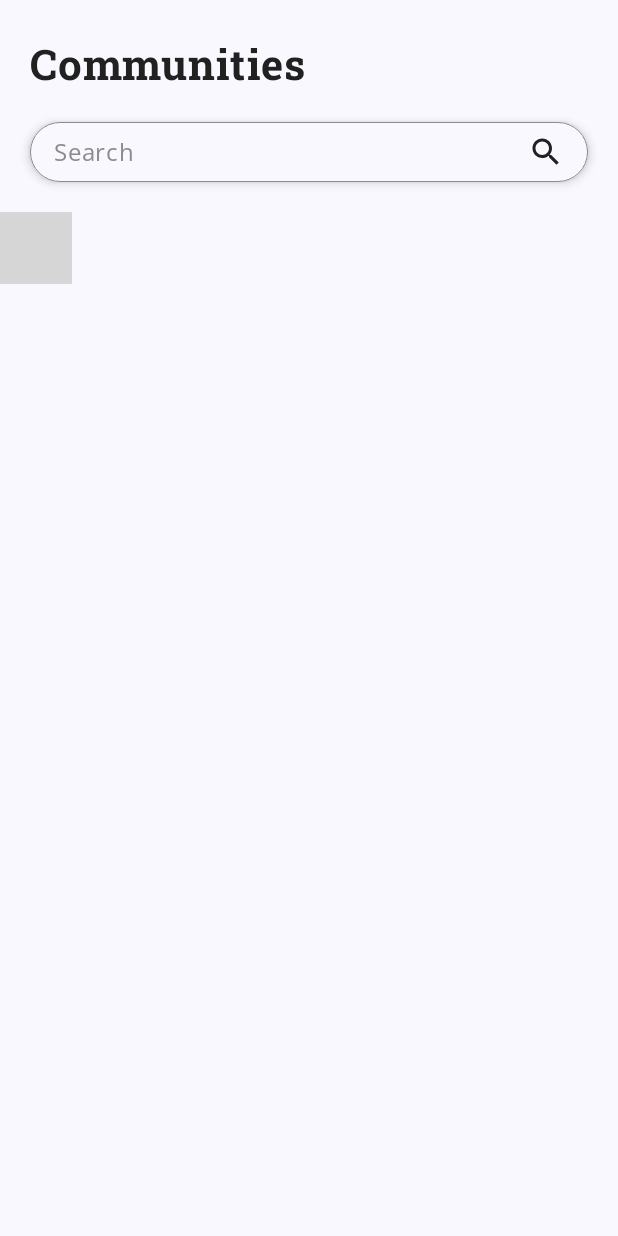
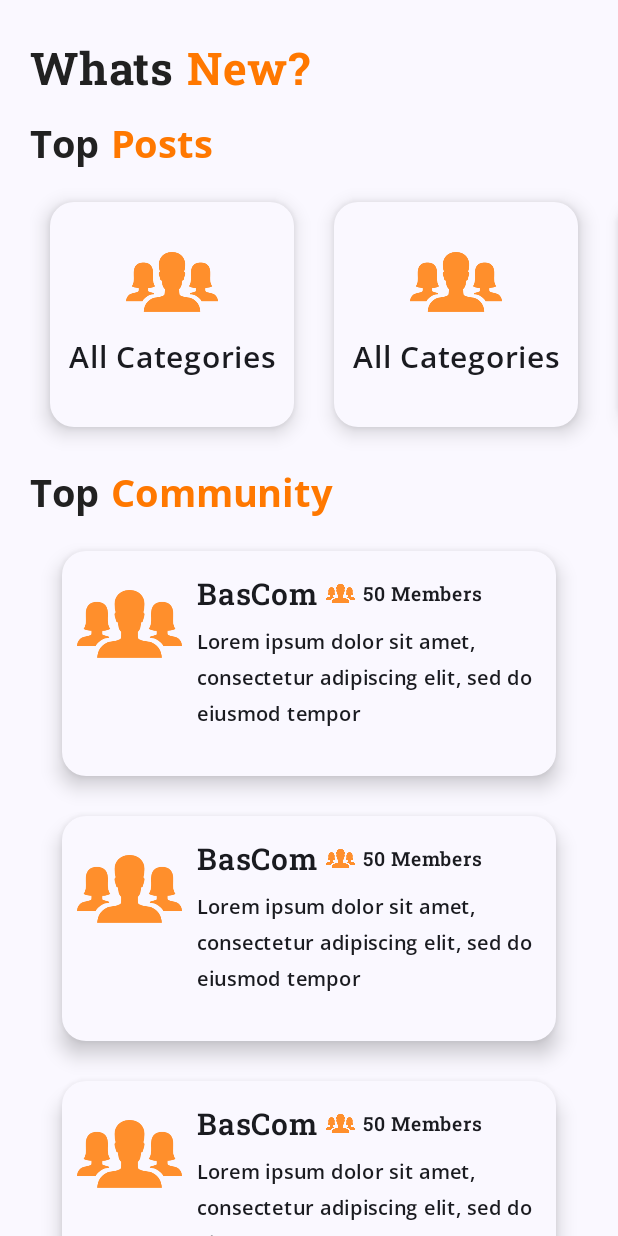
Before and after one commit to shypotatosage/Talknity, an Android app built with Jetpack Compose: the screen it shows after launch (CommunityCategoriesActivity before the commit, HomeActivity after it), on a phone screen of 412 x 824 dp. Run offline under Robolectric (Android 15) with nearby library versions, the phone set to English and light mode, and no system bars; our stand-ins replace accompanist; grey boxes are pictures that could not be loaded.

Commit message:
Home Page
 Belum Post Card Recycle

```diff
--- a/app/src/main/AndroidManifest.xml
+++ b/app/src/main/AndroidManifest.xml
@@ -14,18 +14,26 @@
         tools:targetApi="31">
         <activity
             android:name=".view.CommunityCategoriesActivity"
-            android:exported="true"
+            android:exported="false"
             android:label="@string/title_activity_community_categories"
             android:theme="@style/Theme.Talknity">
+            <meta-data
+                android:name="android.app.lib_name"
+                android:value="" />
+        </activity>
+        <activity
+            android:name=".view.HomeActivity"
+            android:exported="true"
+            android:label="Home Activity"
+            android:theme="@style/Theme.Talknity">
+            <meta-data
+                android:name="android.app.lib_name"
+                android:value="" />
             <intent-filter>
                 <action android:name="android.intent.action.MAIN" />
 
                 <category android:name="android.intent.category.LAUNCHER" />
             </intent-filter>
-
-            <meta-data
-                android:name="android.app.lib_name"
-                android:value="" />
         </activity>
         <activity
             android:name=".view.IndividualPostActivity"
@@ -53,11 +61,6 @@
             <meta-data
                 android:name="android.app.lib_name"
                 android:value="" />
-            <intent-filter>
-                <action android:name="android.intent.action.MAIN" />
-
-                <category android:name="android.intent.category.LAUNCHER" />
-            </intent-filter>
         </activity>
         <activity
             android:name=".view.CreatePostActivity"
--- a/app/src/main/java/com/imtuc/talknity/components/Cards.kt
+++ b/app/src/main/java/com/imtuc/talknity/components/Cards.kt
@@ -26,7 +26,7 @@
         shadowElevation = 8.dp,
         modifier = Modifier
             .wrapContentSize(align = Alignment.Center)
-            .padding(0.dp, 16.dp)
+            .padding(13.dp, 0.dp)
     ) {
         Column(
             horizontalAlignment = Alignment.CenterHorizontally,
@@ -61,13 +61,13 @@
         shadowElevation = 8.dp,
         modifier = Modifier
             .wrapContentSize(align = Alignment.Center)
-            .padding(0.dp, 16.dp)
+            .padding(0.dp, 13.dp)
     ) {
         Row(
             modifier = Modifier
                 .fillMaxWidth(0.8f)
                 .height(150.dp)
-            .padding(10.dp,13.dp),
+                .padding(10.dp, 13.dp),
             verticalAlignment = Alignment.Top,
             horizontalArrangement = Arrangement.Start
         ) {
@@ -87,16 +87,16 @@
             Column(
                 horizontalAlignment = Alignment.Start,
                 modifier = Modifier
-                    .padding(10.dp, 0.dp,0.dp,0.dp)
+                    .padding(10.dp, 0.dp, 0.dp, 0.dp)
                     .fillMaxSize(),
                 verticalArrangement = Arrangement.Top,
             ) {
                 Row(
                     modifier = Modifier
                         .fillMaxWidth(),
-                    horizontalArrangement = Arrangement.SpaceAround,
-                verticalAlignment = Alignment.CenterVertically
-                ){
+                    horizontalArrangement = Arrangement.Start,
+                    verticalAlignment = Alignment.CenterVertically
+                ) {
                     Text(
                         text = "BasCom",
                         textAlign = TextAlign.Start,
@@ -108,20 +108,22 @@
                         contentDescription = "Back",
                         modifier = Modifier
                             .size(30.dp)
+                            .padding(5.dp,0.dp)
                     )
                     Text(
                         text = "50 Members",
                         textAlign = TextAlign.Start,
-                        fontSize = 16.sp,
+                        fontSize = 13.sp,
                         fontFamily = FontFamily(Font(R.font.robotoslab_semibold)),
                     )
                 }
                 Text(
-                    text = "Lorem ipsum dolor sit amet, consectetur adipiscing elit, sed do eiusmod tempor incididunt ut",
+                    text = "Lorem ipsum dolor sit amet, consectetur adipiscing elit, sed do eiusmod tempor",
                     modifier = Modifier
+                        .padding(0.dp, 5.dp)
                         .fillMaxHeight(),
                     textAlign = TextAlign.Start,
-                    fontSize = 15.sp,
+                    fontSize = 13.sp,
                     fontFamily = FontFamily(Font(R.font.opensans_semibold)),
                 )
             }
--- /dev/null
+++ b/app/src/main/java/com/imtuc/talknity/view/HomeActivity.kt
@@ -0,0 +1,161 @@
+@file:OptIn(ExperimentalFoundationApi::class)
+
+package com.imtuc.talknity.view
+
+import android.content.Intent
+import android.os.Bundle
+import androidx.activity.ComponentActivity
+import androidx.activity.compose.setContent
+import androidx.compose.foundation.ExperimentalFoundationApi
+import androidx.compose.foundation.layout.*
+import androidx.compose.foundation.lazy.GridCells
+import androidx.compose.foundation.lazy.LazyColumn
+import androidx.compose.foundation.lazy.LazyRow
+import androidx.compose.foundation.lazy.LazyVerticalGrid
+import androidx.compose.foundation.rememberScrollState
+import androidx.compose.foundation.verticalScroll
+import androidx.compose.material.Button
+import androidx.compose.material.ButtonDefaults
+import androidx.compose.material3.MaterialTheme
+import androidx.compose.material3.Surface
+import androidx.compose.material3.Text
+import androidx.compose.runtime.Composable
+import androidx.compose.ui.Alignment
+import androidx.compose.ui.Modifier
+import androidx.compose.ui.draw.paint
+import androidx.compose.ui.graphics.Color
+import androidx.compose.ui.layout.ContentScale
+import androidx.compose.ui.platform.LocalContext
+import androidx.compose.ui.res.painterResource
+import androidx.compose.ui.text.font.Font
+import androidx.compose.ui.text.font.FontFamily
+import androidx.compose.ui.tooling.preview.Preview
+import androidx.compose.ui.unit.dp
+import androidx.compose.ui.unit.sp
+import com.google.accompanist.insets.ProvideWindowInsets
+import com.google.accompanist.insets.navigationBarsWithImePadding
+import com.google.accompanist.insets.statusBarsPadding
+import com.imtuc.talknity.R
+import com.imtuc.talknity.components.CommunityCategoryCard
+import com.imtuc.talknity.components.IndividualCommunity
+import com.imtuc.talknity.view.ui.theme.Orange500
+import com.imtuc.talknity.view.ui.theme.SoftBlack
+import com.imtuc.talknity.view.ui.theme.TalknityTheme
+
+class HomeActivity : ComponentActivity() {
+    override fun onCreate(savedInstanceState: Bundle?) {
+        super.onCreate(savedInstanceState)
+        setContent {
+            TalknityTheme {
+                // A surface container using the 'background' color from the theme
+                Surface(
+                    modifier = Modifier.fillMaxSize(),
+                    color = MaterialTheme.colorScheme.background
+                ) {
+                    HomeScreen()
+                }
+            }
+        }
+    }
+
+}
+
+@Composable
+fun HomeScreen() {
+    val context = LocalContext.current
+    ProvideWindowInsets(windowInsetsAnimationsEnabled = true) {
+        Column(
+            modifier = Modifier
+                .fillMaxSize()
+                .statusBarsPadding()
+                .navigationBarsWithImePadding(),
+            horizontalAlignment = Alignment.CenterHorizontally,
+            verticalArrangement = Arrangement.Top
+        ) {
+            Row(
+                modifier = Modifier
+                    .padding(20.dp,25.dp,0.dp,0.dp)
+                    .fillMaxWidth(),
+                horizontalArrangement = Arrangement.Start
+            ) {
+                Text(
+                    text = "Whats",
+                    fontFamily = FontFamily(Font(R.font.robotoslab_bold)),
+                    fontSize = 30.sp,
+                    color = SoftBlack
+                )
+                Text(
+                    text = " New?",
+                    fontFamily = FontFamily(Font(R.font.robotoslab_bold)),
+                    fontSize = 30.sp,
+                    color = Orange500
+                )
+            }
+            Row(
+                modifier = Modifier
+                    .padding(20.dp, 13.dp, 0.dp, 8.dp)
+                    .fillMaxWidth(),
+                horizontalArrangement = Arrangement.Start
+            ) {
+                Text(
+                    text = "Top",
+                    fontFamily = FontFamily(Font(R.font.opensans_bold)),
+                    fontSize = 25.sp,
+                    color = SoftBlack
+                )
+                Text(
+                    text = " Posts",
+                    fontFamily = FontFamily(Font(R.font.opensans_bold)),
+                    fontSize = 25.sp,
+                    color = Orange500
+                )
+            }
+            LazyRow(
+                modifier = Modifier
+                    .padding(20.dp, 13.dp, 0.dp, 13.dp),
+                content = {
+                    items(10) {
+                        CommunityCategoryCard()
+                    }
+                }
+            )
+            Row(
+                modifier = Modifier
+                    .padding(20.dp, 13.dp, 0.dp, 8.dp)
+                    .fillMaxWidth(),
+                horizontalArrangement = Arrangement.Start
+            ) {
+                Text(
+                    text = "Top",
+                    fontFamily = FontFamily(Font(R.font.opensans_bold)),
+                    fontSize = 25.sp,
+                    color = SoftBlack
+                )
+                Text(
+                    text = " Community",
+                    fontFamily = FontFamily(Font(R.font.opensans_bold)),
+                    fontSize = 25.sp,
+                    color = Orange500
+                )
+            }
+            LazyColumn(
+                verticalArrangement = Arrangement.Center,
+                horizontalAlignment = Alignment.CenterHorizontally,
+                content = {
+                    items(10) {
+                        IndividualCommunity()
+                    }
+                }
+            )
+        }
+
+    }
+}
+
+@Preview(showBackground = true)
+@Composable
+fun HomePreview() {
+    TalknityTheme {
+        HomeScreen()
+    }
+}
--- a/app/src/main/java/com/imtuc/talknity/view/LoginActivity.kt
+++ b/app/src/main/java/com/imtuc/talknity/view/LoginActivity.kt
@@ -292,7 +292,7 @@
                 )
                 Button(
                     onClick = {
-                        context.startActivity(Intent(context, MainActivity::class.java))
+                        context.startActivity(Intent(context, HomeActivity::class.java))
                     },
                     colors = ButtonDefaults.buttonColors(backgroundColor = Color.White)
                 )
```
